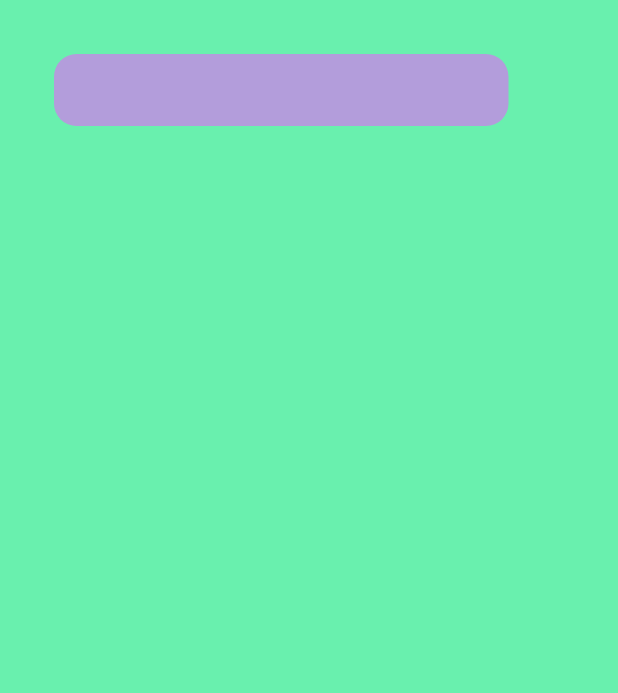
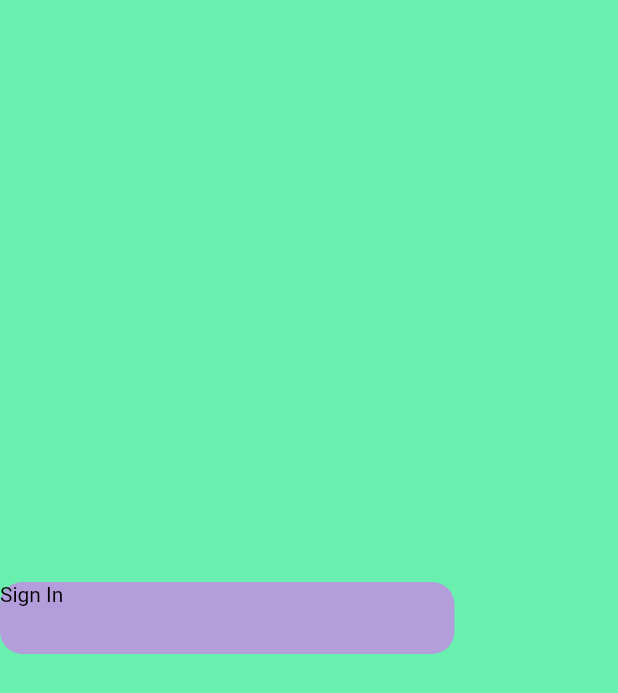
Before and after one commit to jamesecowell/task1, a Flutter app: the screen it shows after launch, on a phone screen of 412 x 824 dp. Shown: the top 693 px of the screen. Run offline on Flutter 3.47's test engine with Material 2 defaults, Android fonts, the phone set to English and light mode, and no system bars.

Commit message:
began styling

```diff
--- a/lib/main.dart
+++ b/lib/main.dart
@@ -11,11 +11,10 @@ class MyApp extends StatelessWidget {
         backgroundColor: Colors.greenAccent[200],
         body: SafeArea(
           child: Column(
+            mainAxisAlignment: MainAxisAlignment.center,
             crossAxisAlignment: CrossAxisAlignment.center,
             children: <Widget>[
               Container(
-                margin: EdgeInsets.all(36.0),
-                padding: EdgeInsets.only(top: 588.0),
                 height: 48.0,
                 width: 303.0,
                 decoration: BoxDecoration(
```
